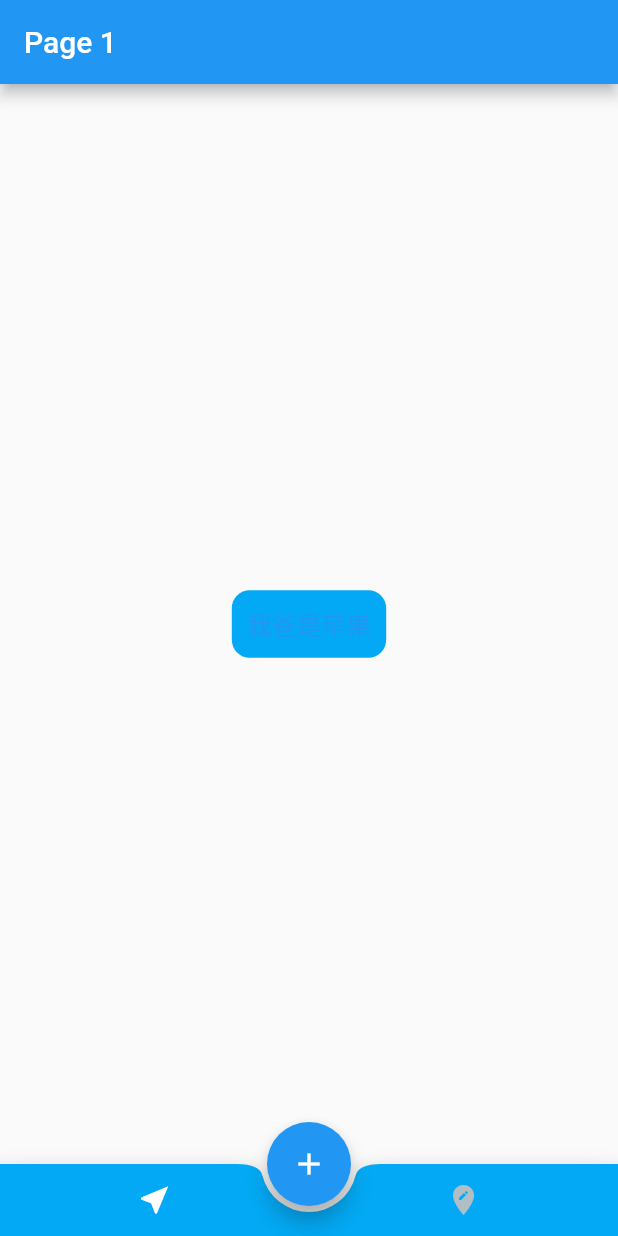
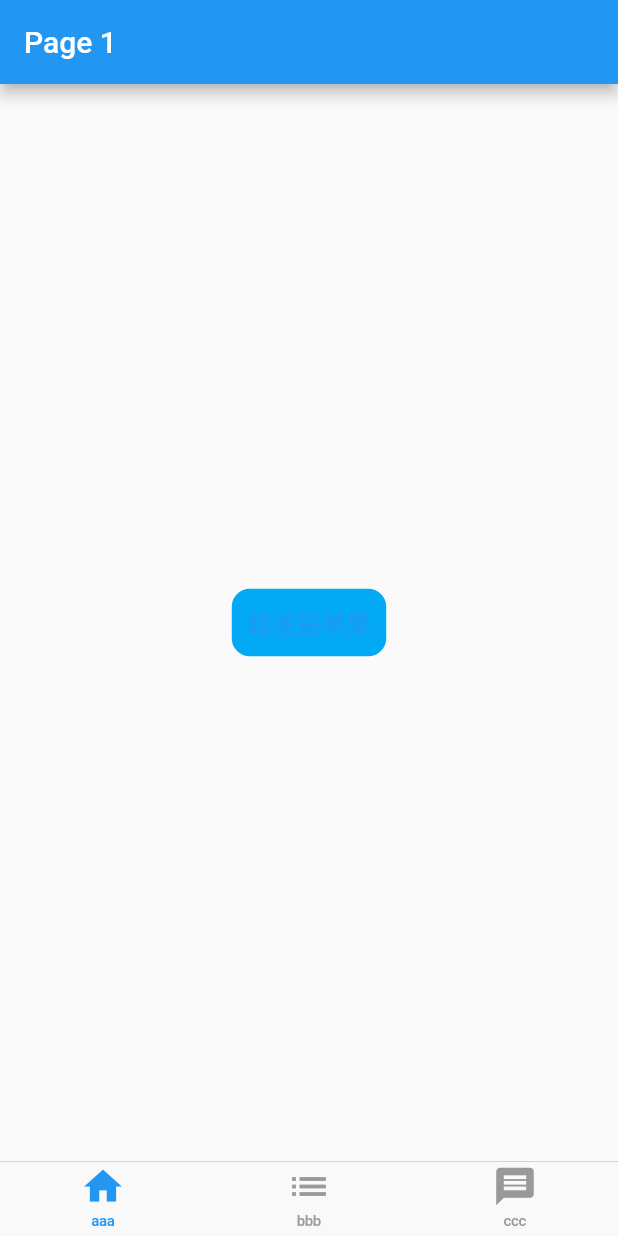
Before and after one commit to ReverseScale/FlutterDemo, a Flutter app: the screen it shows after launch, on a phone screen of 412 x 824 dp. Run offline on Flutter 3.47's test engine with Material 2 defaults, Android fonts, the phone set to English and light mode, and no system bars; our stand-ins replace dio, fluro, rxdart, shared_preferences, sqflite; missing offline and left inert: flutter_calendar; accounts and stored records are empty.

Commit message:
✨:Introducing new features for CupertinoApp.

```diff
--- /dev/null
+++ b/hello_flutter_app/lib/CupertinoApp.dart
@@ -0,0 +1,132 @@
+import 'package:flutter/cupertino.dart';
+import 'package:flutter/material.dart';
+import 'package:hello_flutter_app/TabbarApp.dart';
+
+class TabbarType extends StatelessWidget {
+  @override
+  Widget build(BuildContext context) {
+    return MaterialApp(
+      home: CuperHomeApp(),
+    );
+  }
+}
+
+class CuperHomeApp extends StatefulWidget {
+  @override
+  _CuperHomeAppState createState() => _CuperHomeAppState();
+}
+
+class _CuperHomeAppState extends State<CuperHomeApp> {
+  int _index = 0;
+  final List<Widget> _children = [Pageone(), Pagetwo(), Pagethree()];
+  @override
+  Widget build(BuildContext context) {
+//     return CupertinoPageScaffold(
+//       navigationBar: CupertinoNavigationBar(
+//         leading: Icon(CupertinoIcons.back),
+//         middle: Text('iOS'),
+//         trailing: Icon(CupertinoIcons.search),
+//       ),
+//       backgroundColor: CupertinoColors.white,
+//       child: Text('data')
+//     );
+    return Scaffold(
+      body: _children[_index],
+      bottomNavigationBar: CupertinoTabBar(
+        currentIndex: _index,
+        onTap: onTabTapped,
+        items: [
+          BottomNavigationBarItem(title: Text('aaa'), icon: Icon(Icons.home)),
+          BottomNavigationBarItem(title: Text('bbb'), icon: Icon(Icons.list)),
+          BottomNavigationBarItem(
+              title: Text('ccc'), icon: Icon(Icons.message)),
+        ],
+      ),
+    );
+  }
+
+  void onTabTapped(int index) {
+    setState(() {
+      _index = index;
+    });
+  }
+}
+
+// class BottomBarApp extends StatefulWidget {
+//   @override
+//   _BottomBarAppState createState() => _BottomBarAppState();
+// }
+
+// class _BottomBarAppState extends State<BottomBarApp> {
+//   int _index = 0;
+//   final List<Widget> _children = [Pageone(), Pagetwo(), Pagethree()];
+//   @override
+//   Widget build(BuildContext context) {
+//     return Scaffold(
+//       body: _children[_index],
+//       bottomNavigationBar: CupertinoTabBar(
+//         currentIndex: _index,
+//         onTap: onTabTapped,
+//         items: [
+//           BottomNavigationBarItem(title: Text('aaa'), icon: Icon(Icons.home)),
+//           BottomNavigationBarItem(title: Text('bbb'), icon: Icon(Icons.list)),
+//           BottomNavigationBarItem(
+//               title: Text('ccc'), icon: Icon(Icons.message)),
+//         ],
+//       ),
+//     );
+//   }
+
+//   void onTabTapped(int index) {
+//     setState(() {
+//       _index = index;
+//     });
+//   }
+// }
+
+
+// 子页面
+// class Pageone extends StatelessWidget {
+//   @override
+//   Widget build(BuildContext context) {
+//     return CupertinoPageScaffold(
+//       navigationBar: CupertinoNavigationBar(
+//         leading: Icon(CupertinoIcons.back),
+//         middle: Text('iOS'),
+//         trailing: Icon(CupertinoIcons.search),
+//       ),
+//       backgroundColor: CupertinoColors.white,
+//       child: Text('data')
+//     );
+//   }
+// }
+
+// class Pagetwo extends StatelessWidget {
+//   @override
+//   Widget build(BuildContext context) {
+//     return CupertinoPageScaffold(
+//       navigationBar: CupertinoNavigationBar(
+//         leading: Icon(CupertinoIcons.back),
+//         middle: Text('iOS'),
+//         trailing: Icon(CupertinoIcons.search),
+//       ),
+//       backgroundColor: CupertinoColors.white,
+//       child: Text('data')
+//     );
+//   }
+// }
+
+// class Pagethree extends StatelessWidget {
+//   @override
+//   Widget build(BuildContext context) {
+//     return CupertinoPageScaffold(
+//       navigationBar: CupertinoNavigationBar(
+//         leading: Icon(CupertinoIcons.back),
+//         middle: Text('iOS'),
+//         trailing: Icon(CupertinoIcons.search),
+//       ),
+//       backgroundColor: CupertinoColors.white,
+//       child: Text('data')
+//     );
+//   }
+// }
--- a/hello_flutter_app/lib/main.dart
+++ b/hello_flutter_app/lib/main.dart
@@ -13,6 +13,7 @@ import 'package:hello_flutter_app/SQListApp.dart';
 import 'package:hello_flutter_app/TodoApp.dart';
 import 'package:hello_flutter_app/TodoPage.dart';
 import 'package:hello_flutter_app/TabbarApp.dart';
+import 'package:hello_flutter_app/CupertinoApp.dart';
 
 
 // main 入口方法，进入 MyApp
@@ -57,5 +58,9 @@ void main() {
   // UI 练习
   // runApp(RootApp());
 
-  runApp(TabbarTypeOne());
+  // 几种 Tabbar
+  // runApp(TabbarTypeOne());
+
+  // iOS 风格组件
+  runApp(TabbarType());
 }
```
